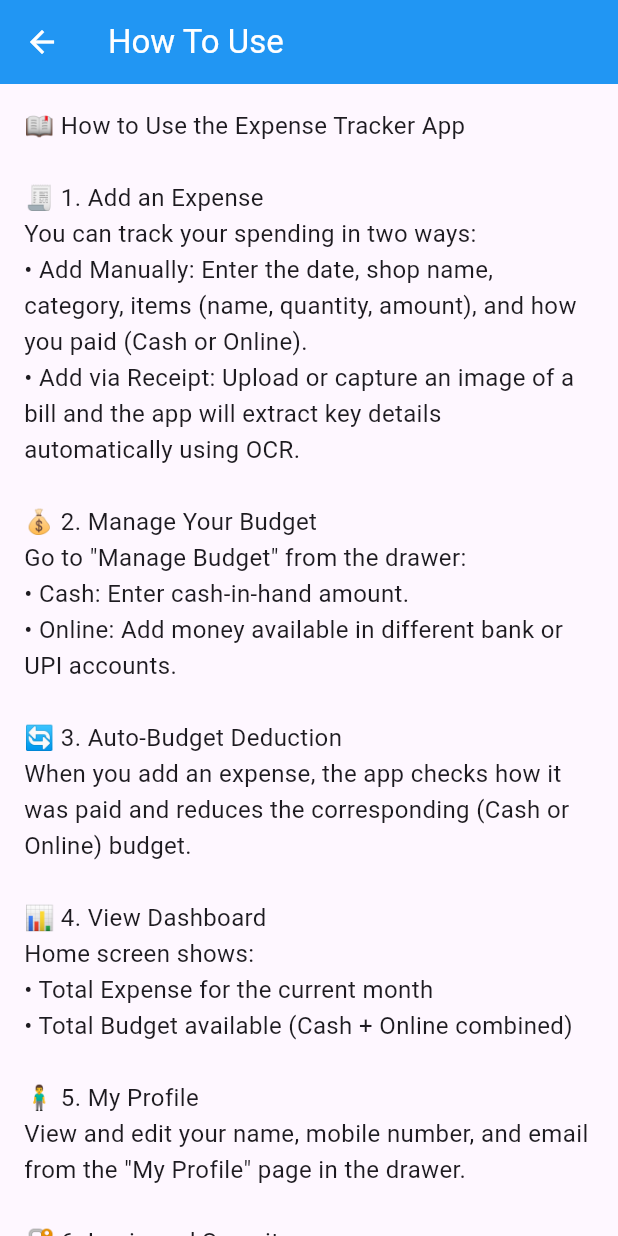
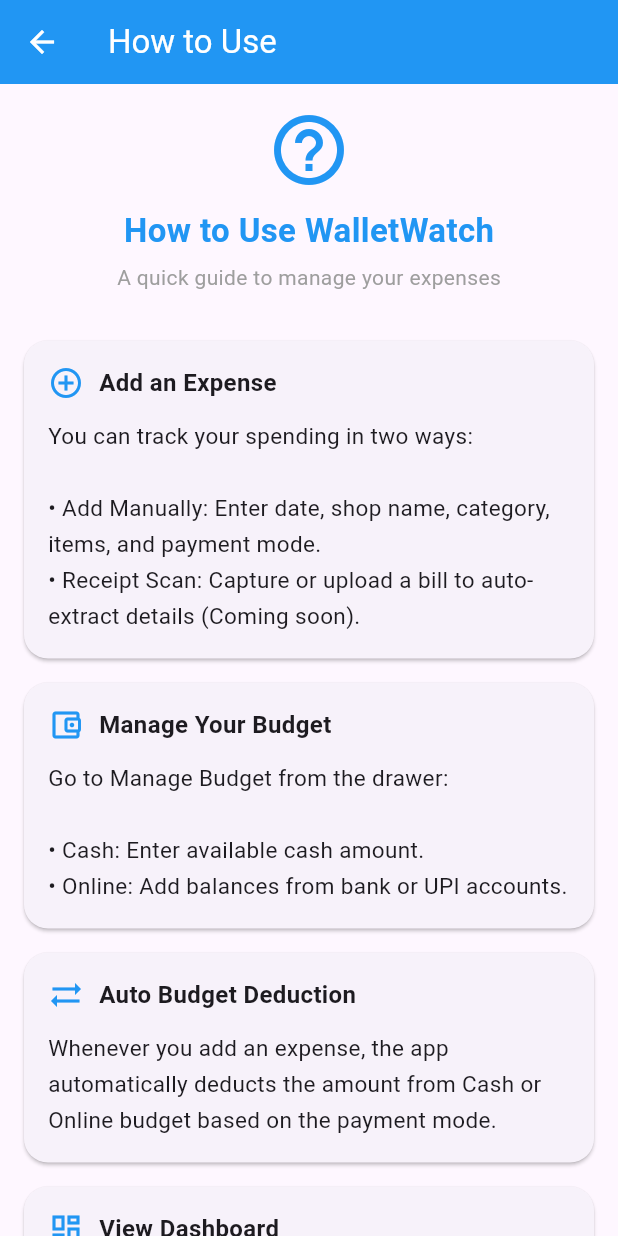
Before and after one commit to kadamharshit/Wallet_Watch, a Flutter app: the HowToUse screen opened by its route, on a phone screen of 412 x 824 dp. Run offline on Flutter 3.47's test engine with Material 3 defaults, Android fonts, the phone set to English and light mode, and no system bars; our stand-ins replace fl_chart, shared_preferences, sqflite, supabase_flutter; accounts and stored records are empty.

Commit message:
UI Updated

```diff
--- a/lib/features/settings/how_to_use.dart
+++ b/lib/features/settings/how_to_use.dart
@@ -7,49 +7,171 @@
   Widget build(BuildContext context) {
     return Scaffold(
       appBar: AppBar(
-        title: const Text('How To Use'),
+        title: const Text('How to Use'),
         leading: IconButton(
           onPressed: () => Navigator.pop(context),
-          icon: Icon(Icons.arrow_back),
+          icon: const Icon(Icons.arrow_back),
         ),
         foregroundColor: Colors.white,
         backgroundColor: Colors.blue,
+        elevation: 0,
       ),
       body: SingleChildScrollView(
-        padding: const EdgeInsets.all(16.0),
-        child: const Text('''
-📖 How to Use the Expense Tracker App
+        padding: const EdgeInsets.all(16),
+        child: Column(
+          crossAxisAlignment: CrossAxisAlignment.start,
+          children: [
+            // -------- Header --------
+            Center(
+              child: Column(
+                children: const [
+                  Icon(Icons.help_outline, size: 56, color: Colors.blue),
+                  SizedBox(height: 10),
+                  Text(
+                    "How to Use WalletWatch",
+                    style: TextStyle(
+                      fontSize: 22,
+                      fontWeight: FontWeight.bold,
+                      color: Colors.blue,
+                    ),
+                  ),
+                  SizedBox(height: 6),
+                  Text(
+                    "A quick guide to manage your expenses",
+                    style: TextStyle(fontSize: 14, color: Colors.grey),
+                  ),
+                ],
+              ),
+            ),
 
-🧾 1. Add an Expense
-You can track your spending in two ways:
-• Add Manually: Enter the date, shop name, category, items (name, quantity, amount), and how you paid (Cash or Online).
-• Add via Receipt: Upload or capture an image of a bill and the app will extract key details automatically using OCR.
+            const SizedBox(height: 24),
 
-💰 2. Manage Your Budget
-Go to "Manage Budget" from the drawer:
-• Cash: Enter cash-in-hand amount.
-• Online: Add money available in different bank or UPI accounts.
+            // -------- Steps --------
+            _stepCard(
+              icon: Icons.add_circle_outline,
+              title: "Add an Expense",
+              content:
+                  "You can track your spending in two ways:\n\n"
+                  "• Add Manually: Enter date, shop name, category, items, and payment mode.\n"
+                  "• Receipt Scan: Capture or upload a bill to auto-extract details (Coming soon).",
+            ),
 
-🔄 3. Auto-Budget Deduction
-When you add an expense, the app checks how it was paid and reduces the corresponding (Cash or Online) budget.
+            _stepCard(
+              icon: Icons.account_balance_wallet_outlined,
+              title: "Manage Your Budget",
+              content:
+                  "Go to Manage Budget from the drawer:\n\n"
+                  "• Cash: Enter available cash amount.\n"
+                  "• Online: Add balances from bank or UPI accounts.",
+            ),
 
-📊 4. View Dashboard
-Home screen shows:
-• Total Expense for the current month
-• Total Budget available (Cash + Online combined)
+            _stepCard(
+              icon: Icons.sync_alt,
+              title: "Auto Budget Deduction",
+              content:
+                  "Whenever you add an expense, the app automatically deducts the amount "
+                  "from Cash or Online budget based on the payment mode.",
+            ),
 
-🧍‍♂️ 5. My Profile
-View and edit your name, mobile number, and email from the "My Profile" page in the drawer.
+            _stepCard(
+              icon: Icons.dashboard_outlined,
+              title: "View Dashboard",
+              content:
+                  "The dashboard shows:\n\n"
+                  "• Total expenses for the current month\n"
+                  "• Total available budget (Cash + Online)",
+            ),
 
-🔐 6. Login and Security
-Your credentials are securely stored. Once logged in, you stay signed in unless you sign out.
+            _stepCard(
+              icon: Icons.person_outline,
+              title: "My Profile",
+              content:
+                  "View and edit your personal details like name, mobile number, "
+                  "and date of birth from the My Profile page.",
+            ),
 
-📤 7. Sign Out
-Use the "Sign Out" option in the drawer. You’ll be asked to confirm before logging out.
+            _stepCard(
+              icon: Icons.lock_outline,
+              title: "Login & Security",
+              content:
+                  "Your login details are securely stored. "
+                  "Once logged in, you remain signed in until you choose to sign out.",
+            ),
 
-🙋 Need Help?
-For support or feedback, contact: harshit.expensetracker@gmail.com
-          ''', style: TextStyle(fontSize: 16, height: 1.5)),
+            _stepCard(
+              icon: Icons.logout,
+              title: "Sign Out",
+              content:
+                  "Use the Sign Out option from the drawer. "
+                  "You will be asked to confirm before logging out.",
+            ),
+
+            const SizedBox(height: 24),
+
+            // -------- Support --------
+            const Text(
+              "Need Help?",
+              style: TextStyle(fontSize: 18, fontWeight: FontWeight.bold),
+            ),
+            const SizedBox(height: 12),
+
+            Card(
+              shape: RoundedRectangleBorder(
+                borderRadius: BorderRadius.circular(16),
+              ),
+              child: const ListTile(
+                leading: Icon(Icons.email, color: Colors.blue),
+                title: Text("Contact Support"),
+                subtitle: Text("harshit.expensetracker@gmail.com"),
+              ),
+            ),
+
+            const SizedBox(height: 24),
+
+            Center(
+              child: Text(
+                "Simple. Secure. Smart.",
+                style: TextStyle(fontSize: 13, color: Colors.grey.shade600),
+              ),
+            ),
+          ],
+        ),
+      ),
+    );
+  }
+
+  // -------- Reusable Step Card --------
+  static Widget _stepCard({
+    required IconData icon,
+    required String title,
+    required String content,
+  }) {
+    return Card(
+      elevation: 1,
+      margin: const EdgeInsets.symmetric(vertical: 8),
+      shape: RoundedRectangleBorder(borderRadius: BorderRadius.circular(16)),
+      child: Padding(
+        padding: const EdgeInsets.all(16),
+        child: Column(
+          crossAxisAlignment: CrossAxisAlignment.start,
+          children: [
+            Row(
+              children: [
+                Icon(icon, color: Colors.blue),
+                const SizedBox(width: 10),
+                Text(
+                  title,
+                  style: const TextStyle(
+                    fontSize: 16,
+                    fontWeight: FontWeight.w600,
+                  ),
+                ),
+              ],
+            ),
+            const SizedBox(height: 12),
+            Text(content, style: const TextStyle(fontSize: 15, height: 1.6)),
+          ],
+        ),
       ),
     );
   }
```
